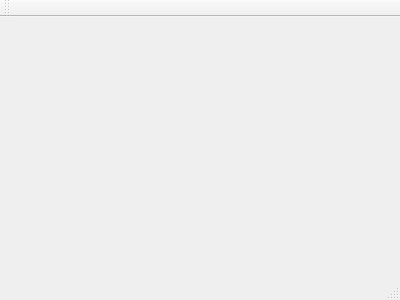
This is mainwindow.ui in jeremicmilan/Voronoi as Qt 5 draws it before an edit. The edited form follows.
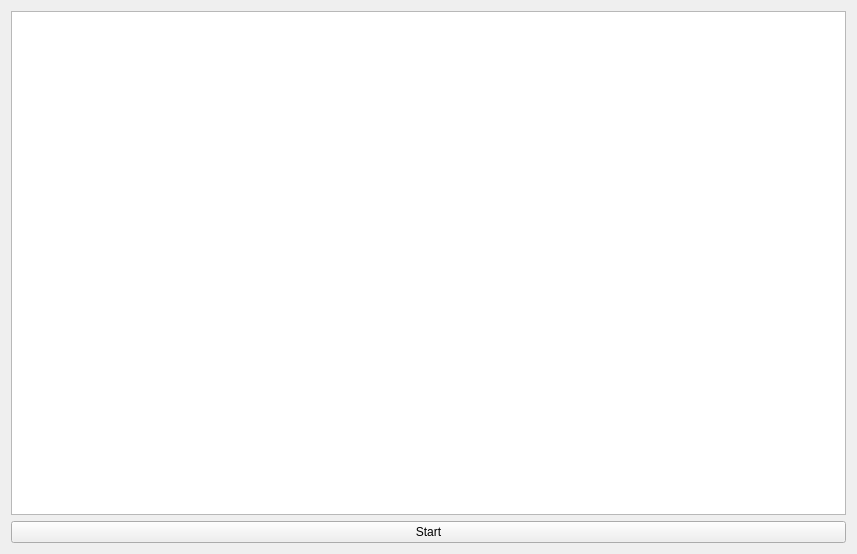
This is the edited form.

```diff
--- a/mainwindow.ui
+++ b/mainwindow.ui
@@ -1,24 +1,37 @@
 <ui version="4.0">
  <class>MainWindow</class>
- <widget class="QMainWindow" name="MainWindow" >
-  <property name="geometry" >
+ <widget class="QMainWindow" name="MainWindow">
+  <property name="geometry">
    <rect>
     <x>0</x>
     <y>0</y>
-    <width>400</width>
-    <height>300</height>
+    <width>857</width>
+    <height>554</height>
    </rect>
   </property>
   <property name="windowTitle" >
    <string>MainWindow</string>
   </property>
-  <widget class="QMenuBar" name="menuBar" />
-  <widget class="QToolBar" name="mainToolBar" />
-  <widget class="QWidget" name="centralWidget" />
-  <widget class="QStatusBar" name="statusBar" />
+  <widget class="QWidget" name="centralWidget">
+   <layout class="QVBoxLayout" name="verticalLayout_2">
+    <item>
+     <widget class="QGraphicsView" name="graphicsView"/>
+    </item>
+    <item>
+     <layout class="QHBoxLayout" name="navBar">
+      <item>
+       <widget class="QPushButton" name="btnStart">
+        <property name="text">
+         <string>Start</string>
+        </property>
+       </widget>
+      </item>
+     </layout>
+    </item>
+   </layout>
+  </widget>
  </widget>
- <layoutDefault spacing="6" margin="11" />
- <pixmapfunction></pixmapfunction>
+ <layoutdefault spacing="6" margin="11"/>
  <resources/>
  <connections/>
 </ui>
```
Left out of the diff: 3 changed lines with no effect on the pictures.
